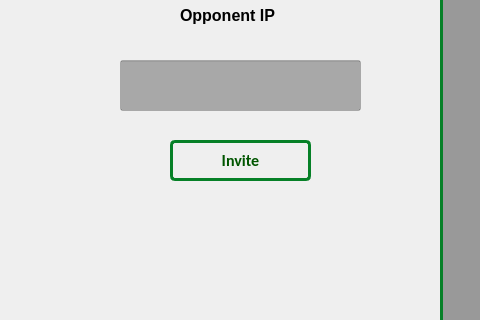
First picture: the form in windows/Dashboard/dashboard.ui, repository hamidreza2005/PlanetVsZombies, before the edit; both pictures show x 260 to 740 and y 220 to 540 of the 1000 by 700 pixel window.
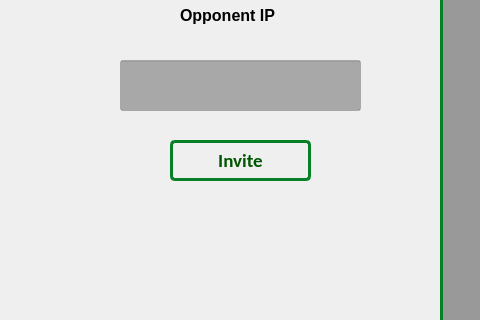
Second picture: the form after the edit. Icons and pictures are not drawn.

Patch:
```diff
--- a/windows/Dashboard/dashboard.ui
+++ b/windows/Dashboard/dashboard.ui
@@ -138,7 +138,7 @@
    <property name="font">
     <font>
      <family>Calibri</family>
-     <pointsize>12</pointsize>
+     <pointsize>14</pointsize>
      <bold>true</bold>
     </font>
    </property>
```
Left out of the diff: 13 changed lines with no effect on the pictures.
